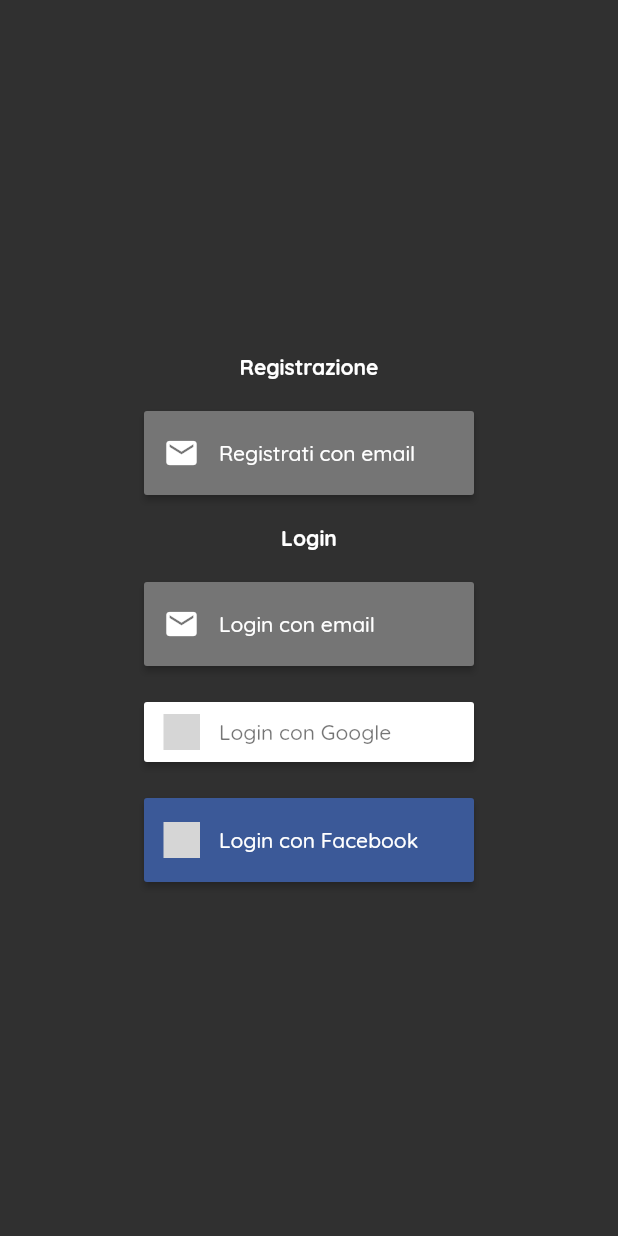
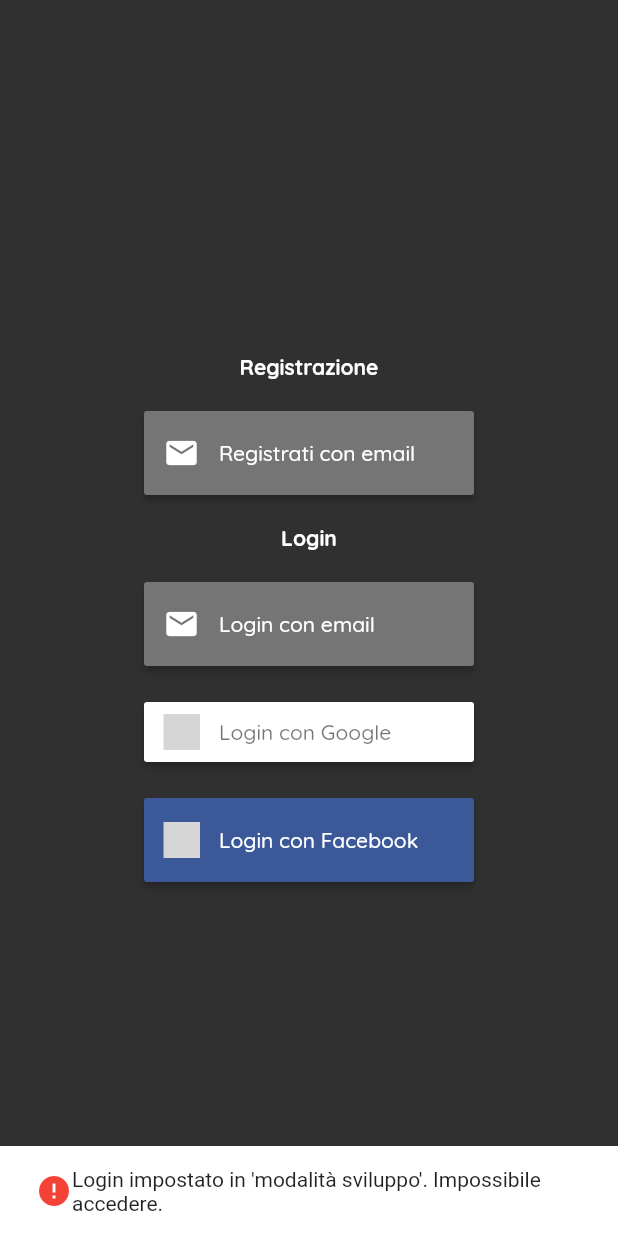
Before and after one commit to AndreaBasile97/flutterfooddelivery, a Flutter app: the screen it shows after launch, after a tap on "Login con Facebook", on a phone screen of 412 x 824 dp. Run offline on Flutter 3.47's test engine with Material 2 defaults, Android fonts, the light colour scheme and no system bars; our stand-ins replace email_validator, firebase_auth, firebase_core, flutter_signin_button, google_sign_in; missing offline and left inert: flutter_facebook_login; accounts and stored records are empty; network calls fail; grey boxes are pictures that could not be loaded.

Commit message:
facebook login

```diff
--- a/fooddelivery/lib/backend/authentication.dart
+++ b/fooddelivery/lib/backend/authentication.dart
@@ -116,14 +116,22 @@
     return user;
   }
 
-  static signInWithFacebook() async {
+  static signInWithFacebook(BuildContext context) async {
     var facebookLogin = FacebookLogin();
     final FacebookLoginResult result = await facebookLogin.logIn(["email"]);
+    if (result.status == FacebookLoginStatus.loggedIn) {
       final String token = result.accessToken.token;
       final response = await http.get(Uri.parse(
           'https://graph.facebook.com/v2.12/me?fields=name,first_name,last_name,email&access_token=${token}'));
       final profile = jsonDecode(response.body);
       print(profile);
       return profile;
+    } else {
+      return snackBar(
+          context,
+          "Login impostato in 'modalità sviluppo'. Impossibile accedere.",
+          Icons.error,
+          Colors.red);
     }
   }
+}
--- a/fooddelivery/lib/screens/login_screen.dart
+++ b/fooddelivery/lib/screens/login_screen.dart
@@ -60,7 +60,7 @@
               text: "Login con Facebook",
               padding: EdgeInsets.only(top: 16, bottom: 16),
               onPressed: () async {
-                Authentication.signInWithFacebook();
+                Authentication.signInWithFacebook(context);
               },
             ))
       ]),
```
Lines whose indentation alone changed are shown as unchanged.
